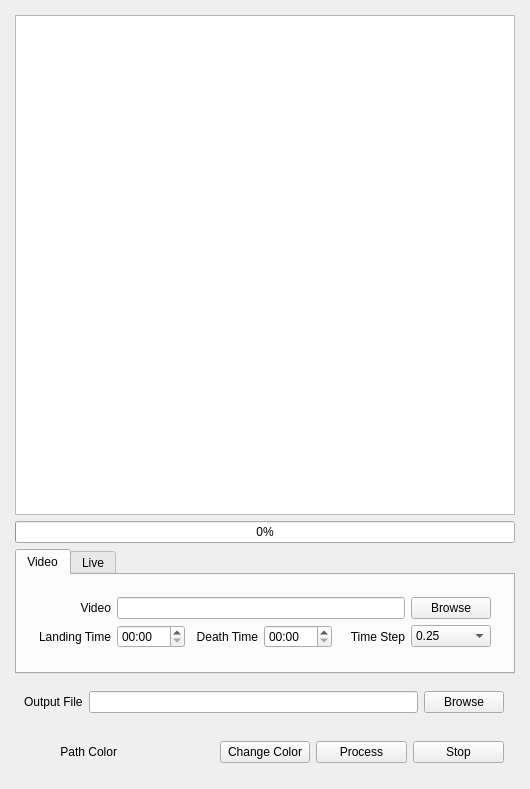
The window that pubgis/pubgis_gui.ui (andrewzwicky/PUBGIS) describes before a commit, drawn with Qt 5.
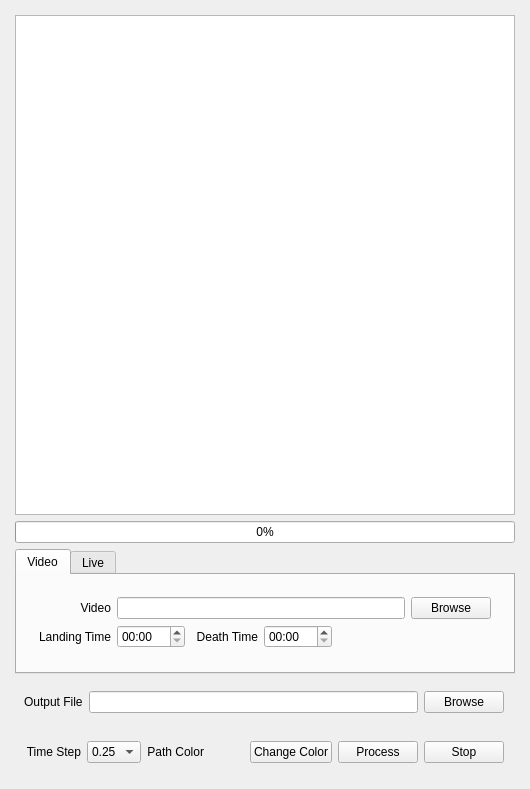
The same window after the commit.

Commit message:
Implement delay for live feed to reduce CPU loading
Fixes #17

```diff
--- a/pubgis/pubgis_gui.ui
+++ b/pubgis/pubgis_gui.ui
@@ -107,35 +107,6 @@
              </property>
             </widget>
            </item>
-           <item row="2" column="7">
-            <widget class="QComboBox" name="time_step">
-             <item>
-              <property name="text">
-               <string>0.25</string>
-              </property>
-             </item>
-             <item>
-              <property name="text">
-               <string>0.5</string>
-              </property>
-             </item>
-             <item>
-              <property name="text">
-               <string>1</string>
-              </property>
-             </item>
-             <item>
-              <property name="text">
-               <string>2</string>
-              </property>
-             </item>
-             <item>
-              <property name="text">
-               <string>5</string>
-              </property>
-             </item>
-            </widget>
-           </item>
            <item row="1" column="7">
             <widget class="QPushButton" name="video_file_browse_button">
              <property name="text">
@@ -143,16 +114,6 @@
              </property>
             </widget>
            </item>
-           <item row="2" column="6">
-            <widget class="QLabel" name="image_label_4">
-             <property name="text">
-              <string>Time Step</string>
-             </property>
-             <property name="alignment">
-              <set>Qt::AlignRight|Qt::AlignTrailing|Qt::AlignVCenter</set>
-             </property>
-            </widget>
-           </item>
            <item row="1" column="3" colspan="4">
             <widget class="QLineEdit" name="video_file_edit"/>
            </item>
@@ -230,7 +191,7 @@
     <item>
      <widget class="QWidget" name="widget_2" native="true">
       <layout class="QGridLayout" name="gridLayout_2">
-       <item row="3" column="0">
+       <item row="3" column="2">
         <widget class="QLabel" name="path_color_label">
          <property name="text">
           <string>Path Color</string>
@@ -240,28 +201,28 @@
          </property>
         </widget>
        </item>
-       <item row="3" column="2">
+       <item row="3" column="8">
+        <widget class="QPushButton" name="cancel_button">
+         <property name="text">
+          <string>Stop</string>
+         </property>
+        </widget>
+       </item>
+       <item row="3" column="4">
         <widget class="QPushButton" name="color_select_button">
          <property name="text">
           <string>Change Color</string>
          </property>
         </widget>
        </item>
-       <item row="3" column="5">
+       <item row="3" column="7">
         <widget class="QPushButton" name="process_button">
          <property name="text">
           <string>Process</string>
          </property>
         </widget>
        </item>
-       <item row="3" column="6">
-        <widget class="QPushButton" name="cancel_button">
-         <property name="text">
-          <string>Stop</string>
-         </property>
-        </widget>
-       </item>
-       <item row="3" column="1">
+       <item row="3" column="3">
         <widget class="QLabel" name="path_color_preview">
          <property name="autoFillBackground">
           <bool>true</bool>
@@ -271,6 +232,45 @@
          </property>
         </widget>
        </item>
+       <item row="3" column="1">
+        <widget class="QComboBox" name="time_step">
+         <item>
+          <property name="text">
+           <string>0.25</string>
+          </property>
+         </item>
+         <item>
+          <property name="text">
+           <string>0.5</string>
+          </property>
+         </item>
+         <item>
+          <property name="text">
+           <string>1</string>
+          </property>
+         </item>
+         <item>
+          <property name="text">
+           <string>2</string>
+          </property>
+         </item>
+         <item>
+          <property name="text">
+           <string>5</string>
+          </property>
+         </item>
+        </widget>
+       </item>
+       <item row="3" column="0">
+        <widget class="QLabel" name="image_label_4">
+         <property name="text">
+          <string>Time Step</string>
+         </property>
+         <property name="alignment">
+          <set>Qt::AlignRight|Qt::AlignTrailing|Qt::AlignVCenter</set>
+         </property>
+        </widget>
+       </item>
       </layout>
      </widget>
     </item>
```
The commit also changes 2 other files.
